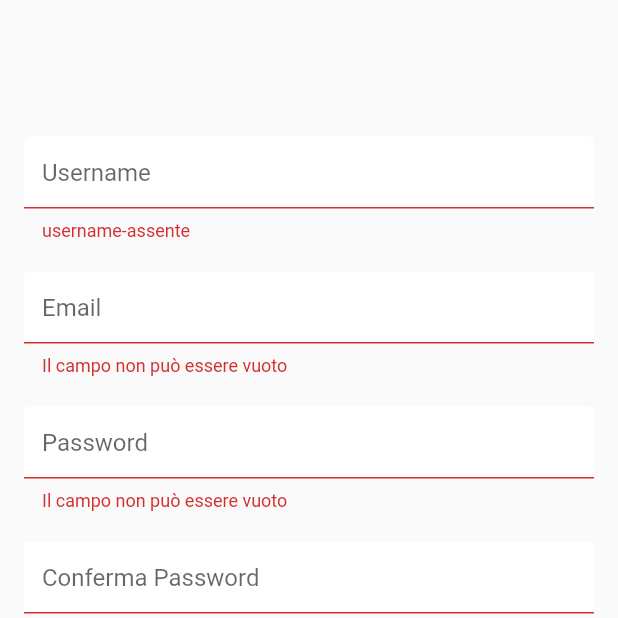
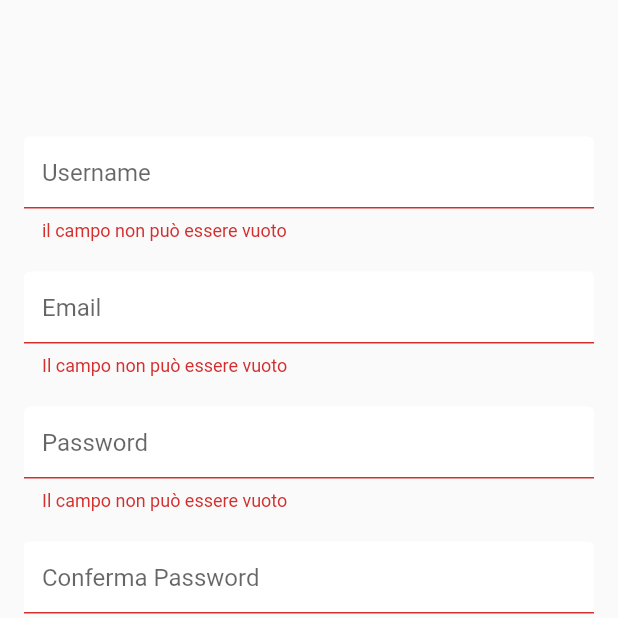
Before and after one commit to trionfettinico/pafp, a Flutter app: the SignInPage screen opened directly, after a tap on "Registrati", on a phone screen of 412 x 824 dp, the top half of it. Run offline on Flutter 3.47's test engine with Material 2 defaults, Android fonts, the phone set to English and light mode, and no system bars; our stand-ins replace cloud_firestore, firebase_auth, firebase_core, table_calendar; missing offline and left inert: dart:ffi; accounts and stored records are empty.

Commit message:
check user on sign in

```diff
--- a/lib/login/sign_in.dart
+++ b/lib/login/sign_in.dart
@@ -21,50 +21,47 @@ class _SignIn extends State<SignInPage> {
 
   String UsernameValidator;
 
+  String checkUser;
+
   String _username;
   String _email;
   String _password;
   String _confpassword;
-  String _risreg;    //variabile che contiene la risposta del servizio relativo alla registrazione
-  String _risusername;
+  String
+      _risreg; //variabile che contiene la risposta del servizio relativo alla registrazione
+  String _risusername; //variabile di appoggio servizio
   //String _risemail;
 
-  String ValidateUsername(String value)
-  {
-      if(value.isEmpty)
-      {
-        return 'il campo non può essere vuoto';
-      }
-
+  Future<void> ValidateUsername(String value) async {
+    if (value.isEmpty) {
+      checkUser = 'il campo non può essere vuoto';
+    }
+    String s = await db.getTypeAccountUsername(value);
+    if (s == "allenatore" || s == "allievo") checkUser = "username presente";
   }
 
-  String ValidateEmail(String value)
-  {
+  String ValidateEmail(String value) {
     if (value.isEmpty) {
       return 'Il campo non può essere vuoto';
     }
 
     if (!RegExp(
-        "^[a-zA-Z0-9.!#%&'*+/=?^_`{|}~-]+@[a-zA-Z0-9](?:[a-zA-Z0-9-]{0,253}[a-zA-Z0-9])?(?:\.[a-zA-Z0-9](?:[a-zA-Z0-9-]{0,253}[a-zA-Z0-9])?)*")
+            "^[a-zA-Z0-9.!#%&'*+/=?^_`{|}~-]+@[a-zA-Z0-9](?:[a-zA-Z0-9-]{0,253}[a-zA-Z0-9])?(?:\.[a-zA-Z0-9](?:[a-zA-Z0-9-]{0,253}[a-zA-Z0-9])?)*")
         .hasMatch(value)) {
       return 'Immetti un email valida';
     }
-
   }
 
-  String ValidatePassword(String value)
-  {
+  String ValidatePassword(String value) {
     if (value.isEmpty) {
       return 'Il campo non può essere vuoto';
     }
-    if(value.length<6)
-    {
+    if (value.length < 6) {
       return 'Mettere una password che superi i 6 caratteri';
     }
   }
 
-  String ValidateConfPassword(String value)
-  {
+  String ValidateConfPassword(String value) {
     if (value.isEmpty) {
       return 'Il campo non può essere vuoto';
     }
@@ -77,7 +74,7 @@ class _SignIn extends State<SignInPage> {
     await auth.createUserAllievo(_username, _email, _password);
   }*/
 
-  Future<void> Register(String username,String email,String password) async {
+  Future<void> Register(String username, String email, String password) async {
     String ris = await auth.createUserAllievo(username, email, password);
     _risreg = ris;
   }
@@ -103,8 +100,8 @@ class _SignIn extends State<SignInPage> {
           new TextFormField(
               obscureText: false,
               controller: _user,
-              validator: (value){
-                return UsernameValidator;
+              validator: (value) {
+                return checkUser;
               },
               onSaved: (String value) {
                 _username = value;
@@ -191,32 +188,26 @@ class _SignIn extends State<SignInPage> {
               RoundedRectangleBorder(borderRadius: BorderRadius.circular(5.0)),
           color: Colors.blue,
           onPressed: () async {
-            await getTypeAccountUsername(_user.text);
-
-            setState(() {
-              this.UsernameValidator = _risusername;
-              return;
-            });
+            await ValidateUsername(_user.text);
 
             if (!_formKey.currentState.validate()) {
               return;
             }
-            _formKey.currentState.save(); //salvo il valore degli input text nelle variabili
+            _formKey.currentState
+                .save(); //salvo il valore degli input text nelle variabili
 
             print(_username);
             print(_email);
             print(_password);
             print(_confpassword);
 
-            Register(_username,_email,_password);
+            await Register(_username, _email, _password);
             print(_risreg);
-            if(_risreg=='OK')
-            {
-                //ALLIEVO INSERITO
-                //MENU NAVIGATOR CHE ANDRA' NEL MENU ALLIEVO
+            if (_risreg == 'OK') {
+              //ALLIEVO INSERITO
+              //MENU NAVIGATOR CHE ANDRA' NEL MENU ALLIEVO
 
             }
-
           },
           child: Text("Registrati",
               style: TextStyle(fontSize: 20, color: Colors.white)),
@@ -224,7 +215,6 @@ class _SignIn extends State<SignInPage> {
       ),
     );
   }
-
 
   Widget _loginAccountLabel() {
     return InkWell(
```
